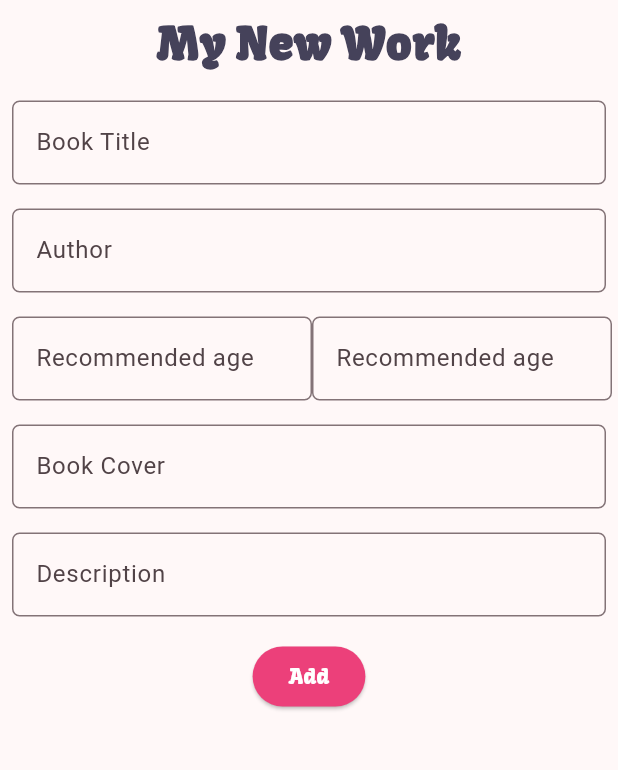
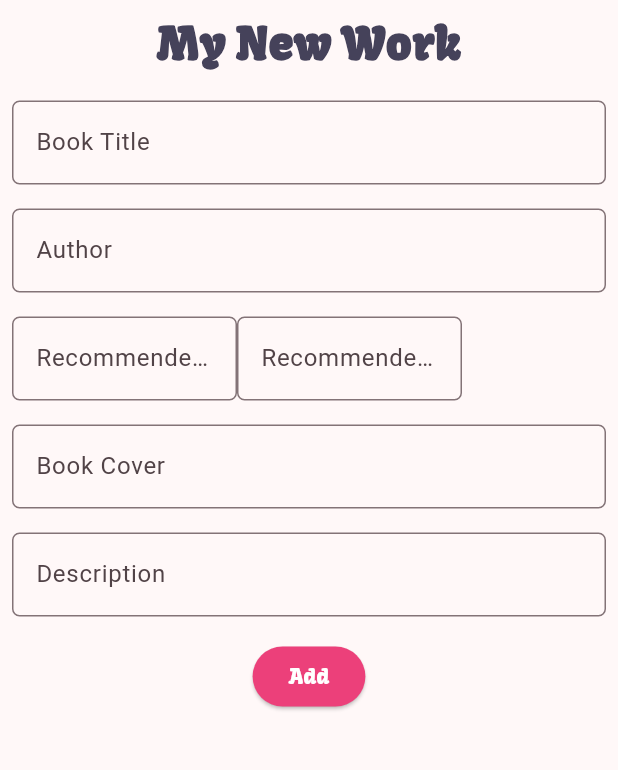
Before and after one commit to PBP-D05/bookmates_mobile, a Flutter app: the BookFormPage screen opened directly, on a phone screen of 412 x 824 dp, the part 84-854 px from its top. Run offline on Flutter 3.47's test engine with Material 3 defaults, Android fonts, the phone set to English and light mode, and no system bars; our stand-ins replace flutter_rating_bar; missing offline and left inert: pbp_django_auth.

Commit message:
Fixing overflow error

```diff
--- a/lib/MengelolaBuku/screen/add_book.dart
+++ b/lib/MengelolaBuku/screen/add_book.dart
@@ -108,7 +108,7 @@ class _BookFormPageState extends State<BookFormPage> {
                                 child: Row (
                                     children: [
                                         SizedBox(
-                                            width: 200.0,
+                                            width: 150.0,
                                             child: TextFormField(
                                                 decoration: InputDecoration(
                                                 hintText: "from",
@@ -137,7 +137,7 @@ class _BookFormPageState extends State<BookFormPage> {
                                             )
                                         ),
                                         SizedBox(
-                                            width: 200.0,
+                                            width:150.0,
                                             child: TextFormField(
                                                 decoration: InputDecoration(
                                                 hintText: "until",
```
